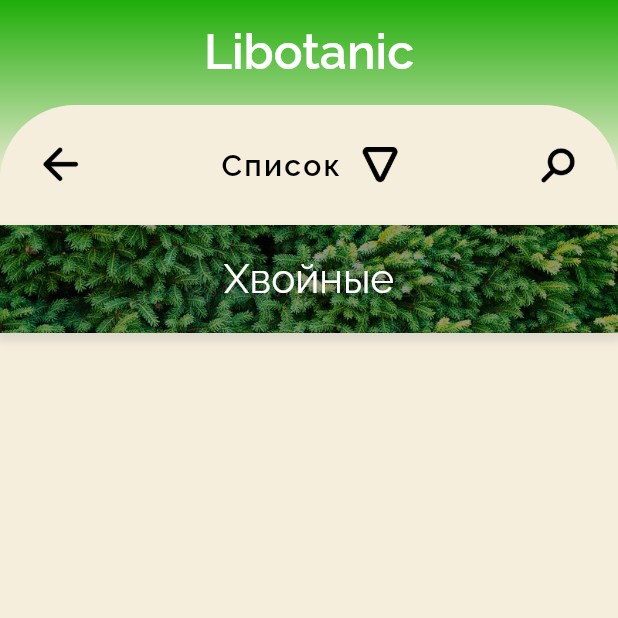
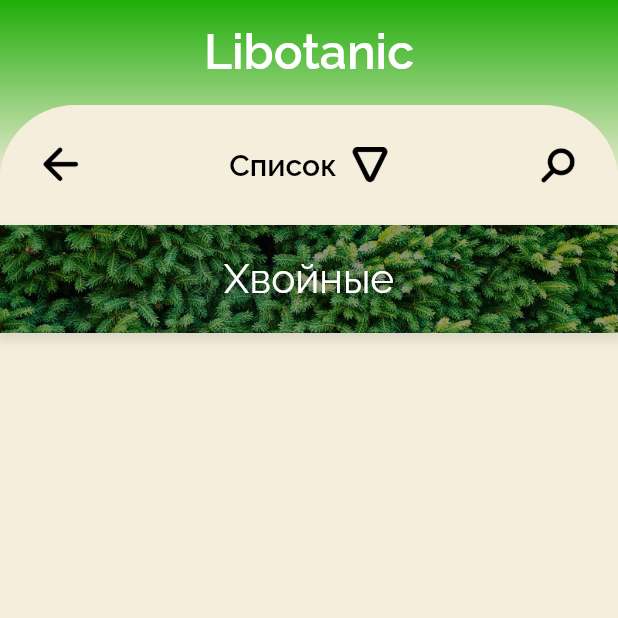
Before and after one commit to Libotanic/libotanic-mobile, a Flutter app: the screen it shows after launch, after a tap on "Ботанический сад Петра Великого", on a phone screen of 412 x 824 dp, the top half of it. Run offline on Flutter 3.47's test engine with Material 2 defaults, Android fonts, the phone set to English and light mode, and no system bars; our stand-ins replace google_fonts; network calls fail.

```diff
--- a/lib/main.dart
+++ b/lib/main.dart
@@ -18,23 +18,32 @@ class MyApp extends StatelessWidget {
         title: 'Flutter Demo',
         theme: ThemeData(
           textTheme: TextTheme(
-            bodySmall: GoogleFonts.raleway(
+            headline1: GoogleFonts.raleway(
+              fontWeight: FontWeight.w600,
+              fontSize: 32,
+              color: Colors.white,
+            ),
+            headline2: GoogleFonts.raleway(
+              fontSize: 27,
+              color: Colors.white,
+            ),
+            headline3: GoogleFonts.raleway(
               fontSize: 20,
               color: Colors.white,
             ),
-            labelSmall: GoogleFonts.raleway(
+            headline4: GoogleFonts.raleway(
+              fontWeight: FontWeight.w500,
+              fontSize: 27,
+              color: Colors.black,
+            ),
+            subtitle2: GoogleFonts.raleway(
+              fontSize: 20,
+              color: const Color(0xff828282),
+            ),
+            headline6: GoogleFonts.raleway(
               fontWeight: FontWeight.w600,
               fontSize: 20,
               color: Colors.black,
-            ),
-            bodyMedium: GoogleFonts.raleway(
-              fontSize: 27,
-              color: Colors.white,
-            ),
-            titleLarge: GoogleFonts.raleway(
-              fontWeight: FontWeight.w600,
-              fontSize: 32,
-              color: Colors.white,
             ),
           ),
         ),
--- a/lib/widgets/background_widget.dart
+++ b/lib/widgets/background_widget.dart
@@ -28,7 +28,7 @@ class BackgroundWidget extends StatelessWidget {
             ),
             Text(
               "Libotanic",
-              style: Theme.of(context).textTheme.titleLarge,
+              style: Theme.of(context).textTheme.headline1,
             ),
             const SizedBox(
               height: 16,
--- a/lib/widgets/mode_changing_button.dart
+++ b/lib/widgets/mode_changing_button.dart
@@ -17,7 +17,7 @@ class ModeChangingButton extends StatelessWidget {
               ),
             )
           ],
-          style: Theme.of(context).textTheme.labelSmall),
+          style: Theme.of(context).textTheme.headline6),
     );
   }
 }
--- a/lib/widgets/place_card.dart
+++ b/lib/widgets/place_card.dart
@@ -65,7 +65,7 @@ class PlaceCard extends StatelessWidget {
               padding: const EdgeInsets.all(8.0),
               child: Text(
                 place.name,
-                style: Theme.of(context).textTheme.bodySmall,
+                style: Theme.of(context).textTheme.headline3,
                 textAlign: TextAlign.center,
               ),
             ),
--- a/lib/widgets/plant_category_card.dart
+++ b/lib/widgets/plant_category_card.dart
@@ -40,7 +40,7 @@ class PlantCategoryCard extends StatelessWidget {
           Text(
             //TODO: style copypaste
             category.name,
-            style: Theme.of(context).textTheme.bodyMedium,
+            style: Theme.of(context).textTheme.headline2,
             textAlign: TextAlign.center,
           ),
         ],
```
Also changed, not shown: lib/presentation/division_page.dart (+8 -4 lines), lib/widgets/division_list.dart (+5 -9 lines), lib/widgets/plant_class_list.dart (added, +35 -0 lines).
